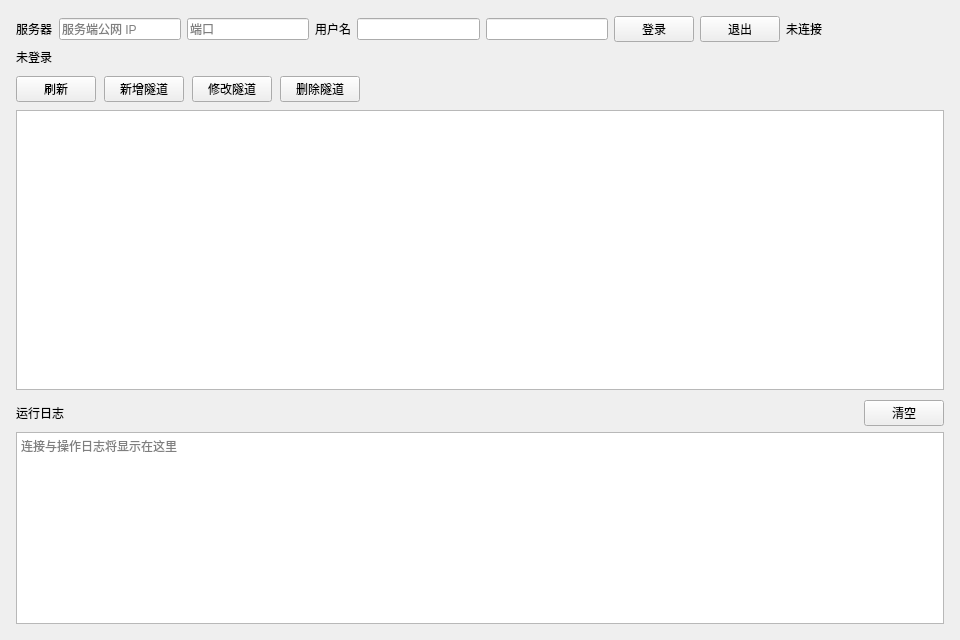
Qt form src/ClientTunnelPage.ui (CCA8798/SimpleFrpPanel) before a commit.
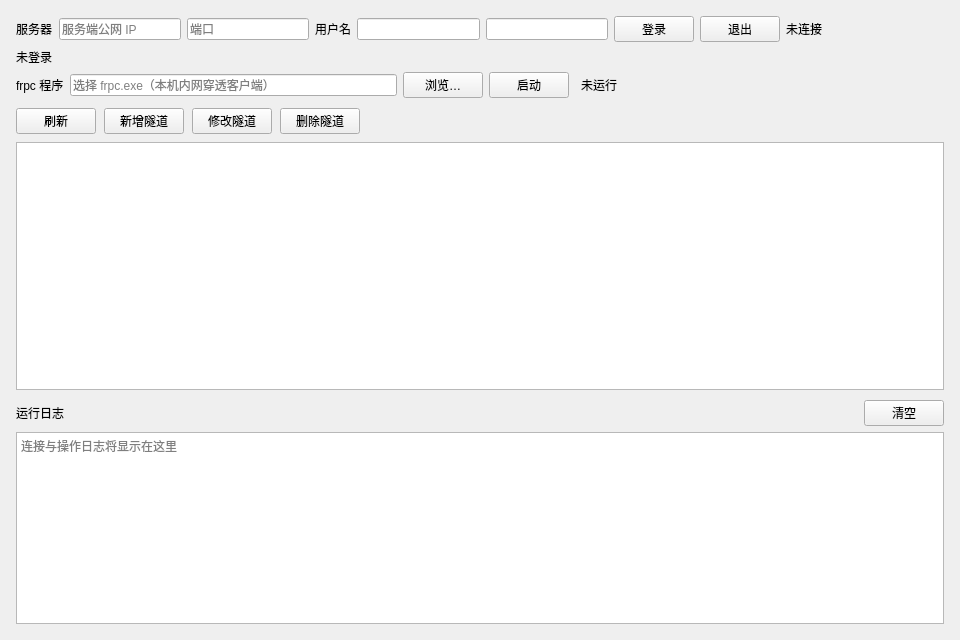
The same form after that commit. Custom widgets are drawn as their Qt base class.

Commit message:
修复切换界面客户端掉线 + 客户端集成 frpc 真正实现转发
1. 修复切换界面客户端即停：ServerTunnelPage showEvent 每次刷新都会触发
   syncPanelServiceWithDb 无条件重启面板服务（stop 会 disconnectAllClients 踢掉所有
   在线客户端）；现在记录服务当前服务的数据库与端口，未变化时绝不重启
2. 客户端转发无法工作的原因：客户端页此前只通过面板 API 管理配置，从未启动 frpc
   进程，流量自然无法转发。本次集成：
   - FrpsManager 通用化为 frp 进程管理（frps/frpc 共用，设置键区分），新增
     generateFrpcConfig（serverAddr/serverPort/auth.token/proxies，仅启用的隧道）
   - 登录响应新增下发 frpsBindPort 与 frpsToken（客户端生成 frpc.toml 所需）
   - 客户端页新增 frpc 程序行：选择 frpc.exe、启动/停止、状态灯、日志输出；
     隧道增删改/开关后 frpc 运行中自动重生成配置并热重启
   - 退出登录自动停止 frpc

Patch:
```diff
--- a/src/ClientTunnelPage.ui
+++ b/src/ClientTunnelPage.ui
@@ -158,6 +158,74 @@
         </property>
        </widget>
       </item>
+      <item>
+       <layout class="QHBoxLayout" name="frpcRow">
+        <item>
+         <widget class="QLabel" name="frpcLabel">
+          <property name="text">
+           <string>frpc 程序</string>
+          </property>
+         </widget>
+        </item>
+        <item>
+         <widget class="ElaLineEdit" name="frpcPathEdit">
+          <property name="minimumSize">
+           <size>
+            <width>280</width>
+            <height>0</height>
+           </size>
+          </property>
+          <property name="readOnly">
+           <bool>true</bool>
+          </property>
+          <property name="placeholderText">
+           <string>选择 frpc.exe（本机内网穿透客户端）</string>
+          </property>
+         </widget>
+        </item>
+        <item>
+         <widget class="ElaPushButton" name="browseFrpcButton">
+          <property name="text">
+           <string>浏览…</string>
+          </property>
+         </widget>
+        </item>
+        <item>
+         <widget class="ElaPushButton" name="frpcStartButton">
+          <property name="text">
+           <string>启动</string>
+          </property>
+         </widget>
+        </item>
+        <item>
+         <widget class="StatusLight" name="frpcStatusLight">
+          <property name="toolTip">
+           <string>frpc 运行状态</string>
+          </property>
+         </widget>
+        </item>
+        <item>
+         <widget class="ElaText" name="frpcStatusLabel">
+          <property name="text">
+           <string>未运行</string>
+          </property>
+         </widget>
+        </item>
+        <item>
+         <spacer name="frpcSpacer">
+          <property name="orientation">
+           <enum>Qt::Orientation::Horizontal</enum>
+          </property>
+          <property name="sizeHint" stdset="0">
+           <size>
+            <width>40</width>
+            <height>20</height>
+           </size>
+          </property>
+         </spacer>
+        </item>
+       </layout>
+      </item>
      </layout>
     </widget>
    </item>
@@ -326,6 +394,11 @@
    <extends>QLabel</extends>
    <header>ElaText.h</header>
   </customwidget>
+  <customwidget>
+   <class>StatusLight</class>
+   <extends>QWidget</extends>
+   <header>StatusLight.h</header>
+  </customwidget>
  </customwidgets>
  <resources/>
  <connections/>
```
The commit also changes 8 other files.
